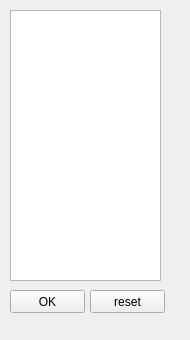
Old version of the form ui/GuessDia.ui in the repository XinChenQC/MEPplot.
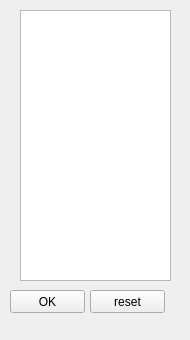
New version of the form.

Patch:
```diff
--- a/ui/GuessDia.ui
+++ b/ui/GuessDia.ui
@@ -16,6 +16,12 @@
     <height>340</height>
    </size>
   </property>
+  <property name="maximumSize">
+   <size>
+    <width>202</width>
+    <height>350</height>
+   </size>
+  </property>
   <property name="windowTitle">
    <string>Guess beads</string>
   </property>
@@ -48,7 +54,7 @@
   <widget class="QTextEdit" name="data">
    <property name="geometry">
     <rect>
-     <x>10</x>
+     <x>20</x>
      <y>10</y>
      <width>151</width>
      <height>271</height>
```
